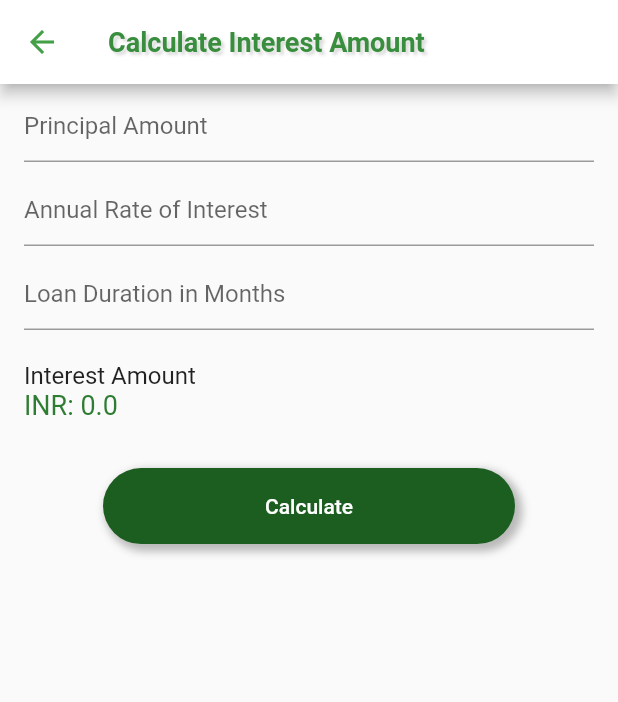
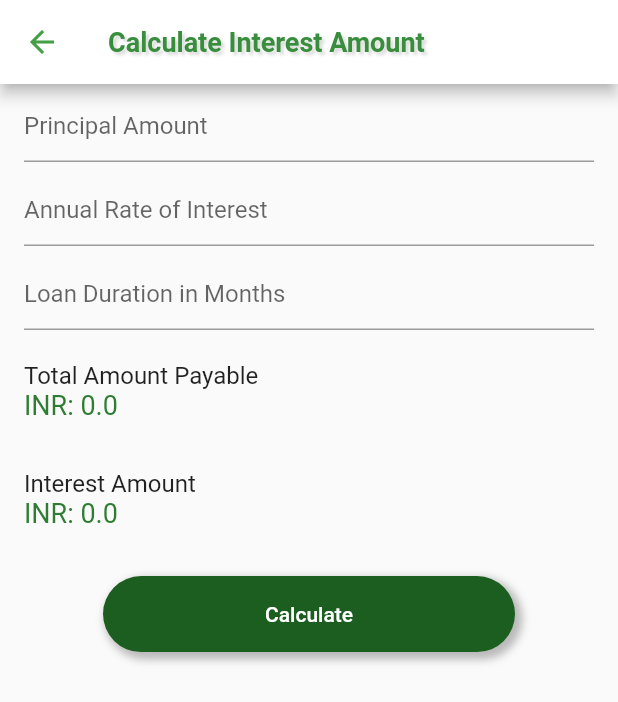
Before and after one commit to abhineet99/farm-expense-management, a Flutter app: the InterestPage screen opened directly, after a tap on "Calculate", on a phone screen of 412 x 824 dp. Shown: the top 702 px of the screen. Run offline on Flutter 3.47's test engine with Material 2 defaults, Android fonts, the phone set to English and light mode, and no system bars; our stand-ins replace charts_flutter, flare_flutter, flutter_colorpicker, flutter_svg, rxdart, shared_preferences and 2 more; missing offline and left inert: autocomplete_textfield, launch_review; accounts and stored records are empty; project files that could hold a hidden picture were left out.

Commit message:
Interest Calculation correction

```diff
--- a/lib/screens/home/loan/interest_page.dart
+++ b/lib/screens/home/loan/interest_page.dart
@@ -10,13 +10,15 @@ class InterestPage extends StatefulWidget{
 
 class _InterestPageState extends State<InterestPage>{
   double interest =0;
-  double calculate(int principal, int rate, int months)
+  double amount = 0;
+  double calculateInterest(int principal, int rate, int months)
   {
     print('check32');
     double rate1 = (rate*1.0)/12;
-    double to_ret = rate1*principal*months;
+    double to_ret = (rate1*principal*months*1.0)/100;
     return to_ret;
   }
+
   final primaryColor = const Color(0xFFFFFFFF);
   final _formKey = GlobalKey<FormState>();
   final TextEditingController princController =
@@ -34,8 +36,9 @@ class _InterestPageState extends State<InterestPage>{
   }
   void _onPressed()
   {
-    double _interest  = calculate(int.parse(princController.text), int.parse(roiController.text), int.parse(monthsController.text));
+    double _interest  = calculateInterest(int.parse(princController.text), int.parse(roiController.text), int.parse(monthsController.text));
     setState(() {
+      amount = int.parse(princController.text) + _interest;
       interest = _interest;
     });
   }
@@ -100,6 +103,18 @@ class _InterestPageState extends State<InterestPage>{
                       ),
                     ),
                     ListTile(
+                      title: Text('Total Amount Payable',
+                      style: TextStyle(
+                        fontSize: 16.0
+                      ),
+                      ),
+                      subtitle: Text('INR: '+amount.toString(),
+                      style: TextStyle(
+                        color: Colors.green[800],
+                        fontSize: 18.0
+                      ),),
+                    ),
+                    ListTile(
                       title: Text('Interest Amount',
                       style: TextStyle(
                         fontSize: 16.0
```
